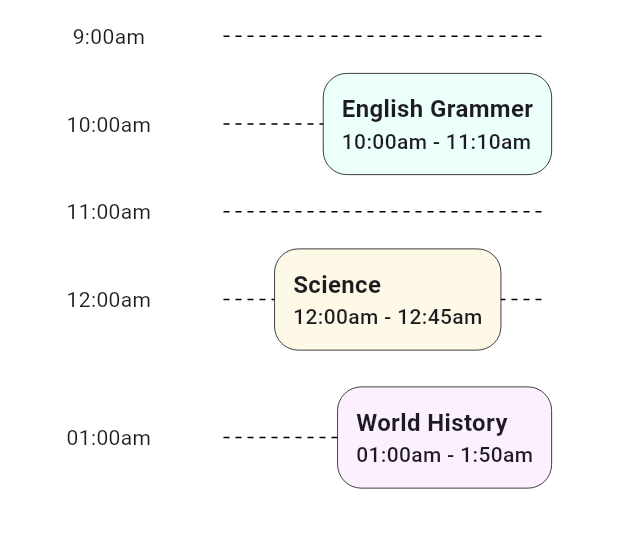
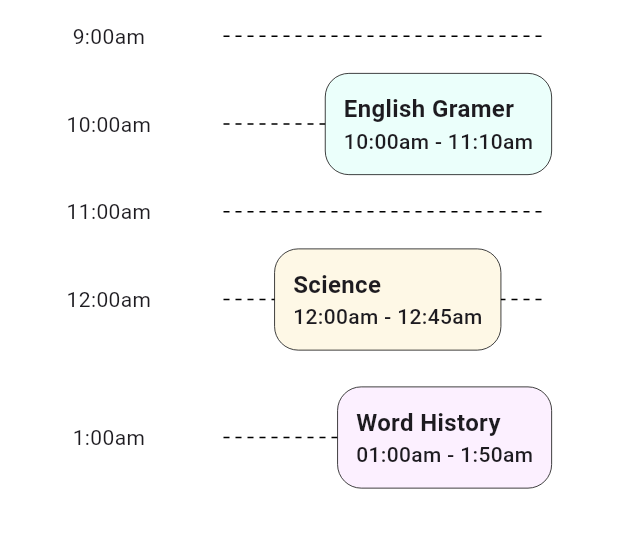
Before and after one commit to Ayush-WeServe/ui-mobile, a Flutter app: the ScheduleScreen screen opened by its route, on a phone screen of 412 x 824 dp, the part 482-1030 px from its top. Run offline on Flutter 3.47's test engine with Material 3 defaults, Android fonts, the light colour scheme and no system bars; drawn by our look-alikes of dotted_line; our stand-ins replace carousel_slider, get; missing offline and left inert: image_stack, weekly_date_picker.

Commit message:
3rd day commit

```diff
--- a/lib/ui/common/searchBar_widget.dart
+++ b/lib/ui/common/searchBar_widget.dart
@@ -11,7 +11,6 @@ class SearchbarWidget extends StatelessWidget {
     return Padding(
       padding: const EdgeInsets.symmetric(horizontal: AppSizes.paddingMD),
       child: Container(
-        // height: AppSizes.buttonMD,
         decoration: BoxDecoration(
             color: AppColors.inputFieldColor,
             borderRadius: BorderRadius.circular(AppSizes.radiusLG)),
--- a/lib/ui/common/week_days_container.dart
+++ b/lib/ui/common/week_day_picker.dart
@@ -2,10 +2,8 @@ import 'package:flutter/material.dart';
 import 'package:get/get.dart';
 import 'package:ui_mobile/controllers/week_controller.dart';
 import 'package:ui_mobile/ui/widgets/box_heading_container.dart';
-// import 'package:ui_mobile/ui/widgets/box_heading_container.dart';
-// import 'package:ui_mobile/ui/widgets/days_list_widget.dart';
+import 'package:ui_mobile/utils/constants/strings.dart';
 import 'package:weekly_date_picker/weekly_date_picker.dart';
-
 import '../../utils/constants/colors.dart';
 import '../../utils/constants/sizes.dart';
 
@@ -27,7 +25,7 @@ class WeekDaysContainer extends StatelessWidget {
           child: Column(
             crossAxisAlignment: CrossAxisAlignment.start,
             children: [
-              BoxHeadingContainer(topic: 'This Week'),
+              BoxHeadingContainer(topic: AppStrings.thisWeek),
               WeeklyDatePicker(
                 backgroundColor: AppColors.inputFieldColor,
                 weekdayText: controller.selectedDay.toString(),
--- a/lib/ui/screens/chat_screen.dart
+++ b/lib/ui/screens/chat_screen.dart
@@ -1,4 +1,5 @@
 import 'package:flutter/material.dart';
+import 'package:ui_mobile/utils/constants/strings.dart';
 
 class ChatScreen extends StatelessWidget {
   const ChatScreen({super.key});
@@ -7,7 +8,7 @@ class ChatScreen extends StatelessWidget {
   Widget build(BuildContext context) {
     return const Scaffold(
       body: Center(
-        child: Text('Chat Screen'),
+        child: Text(AppStrings.chatScreen),
       ),
     );
   }
--- a/lib/ui/screens/home_screen.dart
+++ b/lib/ui/screens/home_screen.dart
@@ -36,7 +36,7 @@ class HomeScreen extends StatelessWidget {
                 profileImage: AppImages.jane,
                 icon: Icons.calculate,
                 homeWorkStatus: true,
-                container_color: AppColors.lightBlueBackground,
+                containerColor: AppColors.lightBlueBackground,
               ),
 
               // E V E N T S
--- a/lib/ui/screens/lecture_screen.dart
+++ b/lib/ui/screens/lecture_screen.dart
@@ -6,6 +6,7 @@ import 'package:ui_mobile/utils/constants/colors.dart';
 import 'package:ui_mobile/utils/constants/images.dart';
 import 'package:ui_mobile/utils/constants/routes.dart';
 import 'package:ui_mobile/utils/constants/sizes.dart';
+import 'package:ui_mobile/utils/constants/strings.dart';
 import 'package:ui_mobile/utils/constants/styles.dart';
 
 class LectureScreen extends StatelessWidget {
@@ -70,7 +71,7 @@ class LectureScreen extends StatelessWidget {
                                   style: AppStyles.titleLarge,
                                 ),
                                 Text(
-                                  '00:22:25',
+                                  AppStrings.lectureDuration,
                                   style: AppStyles.bodySmall,
                                 ),
                               ],
--- a/lib/ui/screens/library_screen.dart
+++ b/lib/ui/screens/library_screen.dart
@@ -1,4 +1,5 @@
 import 'package:flutter/material.dart';
+import 'package:ui_mobile/utils/constants/strings.dart';
 
 class LibraryScreen extends StatelessWidget {
   const LibraryScreen({super.key});
@@ -7,7 +8,7 @@ class LibraryScreen extends StatelessWidget {
   Widget build(BuildContext context) {
     return Scaffold(
       body: Center(
-        child: Text('Library screen'),
+        child: Text(AppStrings.libraryScreen),
       ),
     );
   }
--- a/lib/ui/screens/schedule_screen.dart
+++ b/lib/ui/screens/schedule_screen.dart
@@ -1,9 +1,10 @@
 import 'package:flutter/material.dart';
 import 'package:ui_mobile/ui/common/time_table.dart';
-import 'package:ui_mobile/ui/common/week_days_container.dart';
+import 'package:ui_mobile/ui/common/week_day_picker.dart';
 import 'package:ui_mobile/ui/widgets/icon_button_container.dart';
 import 'package:ui_mobile/utils/constants/colors.dart';
 import 'package:ui_mobile/utils/constants/sizes.dart';
+import 'package:ui_mobile/utils/constants/strings.dart';
 import 'package:ui_mobile/utils/constants/styles.dart';
 
 class ScheduleScreen extends StatelessWidget {
@@ -22,7 +23,7 @@ class ScheduleScreen extends StatelessWidget {
                 mainAxisAlignment: MainAxisAlignment.spaceBetween,
                 children: [
                   Text(
-                    'Schedule',
+                    AppStrings.schedule,
                     style: AppStyles.headlineMedium,
                   ),
                   IconButtonContainer(icon: Icons.search_outlined, onTap: () {})
@@ -30,32 +31,38 @@ class ScheduleScreen extends StatelessWidget {
               ),
               WeekDaysContainer(),
               TimeTable(
-                time: '8:00am',
-                subjectTime: ['Basic Mathematics', '08:00am - 8:45am'],
+                time: AppStrings.time8,
+                subjectTime: [AppStrings.basicMath, AppStrings.lectrureTime1],
                 backColor: AppColors.lightBlue,
                 align: Alignment.centerLeft,
               ),
               TimeTable(
-                time: '9:00am',
+                time: AppStrings.time9,
                 breakTime: true,
               ),
               TimeTable(
-                  time: '10:00am',
-                  subjectTime: ['English Grammer', '10:00am - 11:10am'],
+                  time: AppStrings.time10,
+                  subjectTime: [
+                    AppStrings.englishGramer,
+                    AppStrings.lectrureTime2
+                  ],
                   backColor: AppColors.lightGreen,
                   align: Alignment.centerRight),
               TimeTable(
-                time: '11:00am',
+                time: AppStrings.time11,
                 breakTime: true,
               ),
               TimeTable(
-                time: '12:00am',
-                subjectTime: ['Science', '12:00am - 12:45am'],
+                time: AppStrings.time12,
+                subjectTime: [AppStrings.science, AppStrings.lectrureTime3],
                 backColor: AppColors.lightYellow,
               ),
               TimeTable(
-                  time: '01:00am',
-                  subjectTime: ['World History', '01:00am - 1:50am'],
+                  time: AppStrings.time13,
+                  subjectTime: [
+                    AppStrings.wordHistory,
+                    AppStrings.lectrureTime4
+                  ],
                   backColor: AppColors.lightPink,
                   align: Alignment.centerRight),
             ],
--- a/lib/utils/constants/colors.dart
+++ b/lib/utils/constants/colors.dart
@@ -3,7 +3,6 @@ import 'package:flutter/material.dart';
 class AppColors {
   AppColors._();
 
-  // ================= LIGHT THEME =======================
   static final Color lightScaffold = Color(0xffFFFFFF);
   static final Color dark = Color(0xff000000);
   static final Color lightBlue = Color(0xffDEE2FE);
@@ -11,7 +10,6 @@ class AppColors {
   static final Color lightGreen = Color(0xffEBFFFB);
   static final Color lightYellow = Color(0xffFEF8E6);
   static final Color inputFieldColor = Color(0xffF6F6F9);
-
   static final Color lightBlueBackground = Color(0xffECEDFF);
   static final Color lightYellowBackground = Color(0xffF6F6F9);
   static final Color weekContainerBackground = Color(0xffF7F6F9);
--- a/lib/utils/constants/routes.dart
+++ b/lib/utils/constants/routes.dart
@@ -1,7 +1,6 @@
 import 'package:get/get.dart';
 import 'package:ui_mobile/bindings/homework_status_binding.dart';
 import 'package:ui_mobile/bindings/tab_binding.dart';
-import 'package:ui_mobile/bindings/week_binding.dart';
 import 'package:ui_mobile/ui/common/tab_bar_widget.dart';
 import 'package:ui_mobile/ui/screens/chat_screen.dart';
 import 'package:ui_mobile/ui/screens/homeWork_screen.dart';
@@ -12,7 +11,6 @@ import 'package:ui_mobile/ui/screens/schedule_screen.dart';
 import 'package:ui_mobile/ui/screens/subjects_screen.dart';
 import 'package:ui_mobile/ui/common/navbar_widget.dart';
 import 'package:ui_mobile/ui/screens/tutorial_screen.dart';
-
 import '../../ui/screens/home_screen.dart';
 import '../../ui/screens/splash_screen.dart';
 import '../../ui/screens/subject_details_screen.dart';
@@ -28,34 +26,18 @@ class AppRoutes {
     GetPage(
       name: AppRouteNames.home,
       page: () => HomeScreen(),
-        binding: NavBinding()),
+    ),
     GetPage(
       name: AppRouteNames.subjects,
       page: () => SubjectsScreen(),
-        binding: NavBinding()),
+    ),
     GetPage(
       name: AppRouteNames.schedule,
       page: () => ScheduleScreen(),
-        binding: WeekBinding()),
+    ),
     GetPage(
       name: AppRouteNames.chat,
       page: () => ChatScreen(),
-        binding: NavBinding()),
-    GetPage(
-        name: AppRouteNames.nav,
-        page: () => NavBarWidget(),
-        bindings: [NavBinding(), HomeworkStatusBinding()]),
-    GetPage(
-      name: AppRouteNames.notification,
-      page: () => NotificationsScreen(),
-    ),
-    GetPage(
-      name: AppRouteNames.subjectScreen,
-      page: () => SubjectsDetailScreen(),
-    ),
-    GetPage(
-      name: AppRouteNames.lectureScreen,
-      page: () => LectureScreen(),
     ),
     GetPage(
       name: AppRouteNames.tabBar,
@@ -73,6 +55,18 @@ class AppRoutes {
       name: AppRouteNames.tutorialScreen,
       page: () => TutorialScreen(),
     ),
+    GetPage(
+      name: AppRouteNames.lectureScreen,
+      page: () => LectureScreen(),
+    ),
+    GetPage(
+        name: AppRouteNames.nav,
+        page: () => NavBarWidget(),
+        bindings: [NavBinding(), HomeworkStatusBinding()]),
+    GetPage(
+        name: AppRouteNames.notification, page: () => NotificationsScreen()),
+    GetPage(
+        name: AppRouteNames.subjectScreen, page: () => SubjectsDetailScreen()),
   ];
 }
 
--- a/lib/utils/constants/strings.dart
+++ b/lib/utils/constants/strings.dart
@@ -20,7 +20,8 @@ class AppStrings {
   static const String jane = "jane cooper";
   static const String kathrynMurphy = "Kathryn Murphy";
   static const String robertFox = "Robert Fox";
-  static const String wordHistoryProf = "Word History";
+  static const String wordHistoryProf = "Harshil Patel";
+  static const String professor = "Eleanor Pena";
 
   static const String lectureTime = "Today, 08:15 am";
   static const String nextClassLabel = "Next Class";
@@ -30,10 +31,66 @@ class AppStrings {
   static const String djParty = "DJ Party";
   static const String singing = "Singing";
 
+  static const String homework = "Homework";
+  static const String chatScreen = "Chat Screen";
+  static const String libraryScreen = "Library screen";
+
   // H I N T   T E X T
   static const String search = "Search";
-  // static const String eventsLabel = "Events";
-  // static const String eventsLabel = "Events";
-  // static const String eventsLabel = "Events";
-  // static const String eventsLabel = "Events";
+  static const String subjects = "Subjects";
+  static const String library = "Library";
+
+  // H E A D I N G   T I T L E S
+  static const String lessonMaterial = "Lessons Material";
+  static const String schedule = "Schedule";
+  static const String thisWeek = "This Week";
+  static const String notifications = "Notifications";
+  static const String today = "Today";
+  static const String yesterday = "Yesterday";
+  static const String student = "Students";
+  static const String lessonTheme = "Lesson theme";
+  static const String review =
+      "Review and extend your of the present simple, present perfect and present continuous tenses.";
+  static const String additionalMaterial = "Additional Materials";
+  static const String attached = "Attached";
+
+  // B U T T O N   T E X T
+  static const String joinClass = "Join Class";
+  static const String lessonTutorial = "Lesson Tutorial";
+
+  //  M E S S A G E S
+  static const String gotA = "You got A+ today.";
+  static const String unfinished = "You have unfinished homework";
+  static const String congrats = "Congrats! You got A+ today.";
+  static const String gotD = "You got D+ today.";
+  static const String gotB = "You got B+ today.";
+
+  static const String willStart = "will start in 1:20 min";
+
+  static const String date = "25-01-2025";
+
+  static const String time1 = "Today, 1:15pm";
+  static const String time2 = "Today 8:15am";
+  static const String time3 = "Today, 10:00am";
+  static const String time4 = "Today, 12:00am";
+  static const String time5 = "Today, 2:15am";
+
+  static const String lectureDuration = "00:22:25";
+
+  static const String hwtime1 = "40 min";
+  static const String hwtime2 = "60 min";
+  static const String hwtime3 = "50 min";
+  static const String hwtime4 = "20 min";
+
+  static const String time8 = "8:00am";
+  static const String time9 = "9:00am";
+  static const String time10 = "10:00am";
+  static const String time11 = "11:00am";
+  static const String time12 = "12:00am";
+  static const String time13 = "1:00am";
+
+  static const String lectrureTime1 = "08:00am - 8:45am";
+  static const String lectrureTime2 = "10:00am - 11:10am";
+  static const String lectrureTime3 = "12:00am - 12:45am";
+  static const String lectrureTime4 = "01:00am - 1:50am";
 }
--- a/lib/utils/themes/theme.dart
+++ b/lib/utils/themes/theme.dart
@@ -4,8 +4,6 @@ import 'package:ui_mobile/utils/constants/colors.dart';
 class AppThemes {
   AppThemes._();
 
-  // =========================== LIGHT THEME =============================
-
   static final ThemeData lightTheme = ThemeData(
     brightness: Brightness.light,
     scaffoldBackgroundColor: AppColors.lightScaffold,
```
Also changed, not shown: lib/ui/common/notification_widget.dart (+6 -12 lines), lib/ui/common/subject_container.dart (+6 -5 lines), lib/ui/common/tab_bar_widget.dart (+4 -3 lines), lib/ui/screens/homeWork_screen.dart (+4 -4 lines), lib/ui/screens/notifications_screen.dart (+12 -12 lines), lib/ui/screens/subject_details_screen.dart (+9 -9 lines), lib/ui/screens/subjects_screen.dart (+12 -12 lines), lib/ui/screens/tutorial_screen.dart (+5 -4 lines), lib/ui/widgets/custom_elevated_button.dart (+8 -6 lines). Lines whose indentation alone changed are shown as unchanged.
